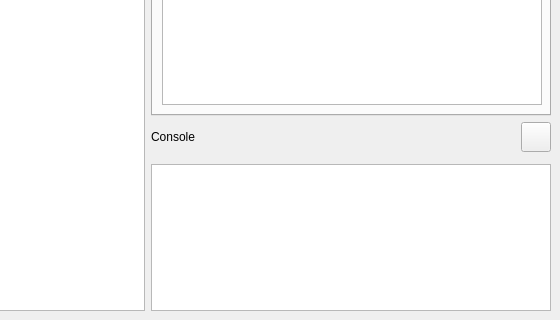
The window that src/mainwindow.ui (alankuo04/rv32I-emulator) describes before a commit, drawn with Qt 5; both pictures show x 242 to 802 and y 234 to 554 of the 802 by 554 pixel window.
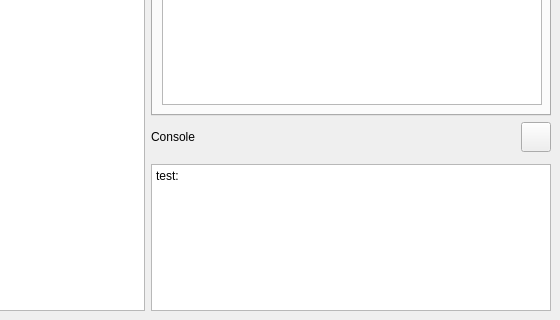
The same window after the commit. Icons and pictures are not drawn.

Commit message: add some text in console for testing

```diff
--- a/src/mainwindow.ui
+++ b/src/mainwindow.ui
@@ -227,6 +227,9 @@
         <height>150</height>
        </size>
       </property>
+      <property name="plainText">
+       <string>test: </string>
+      </property>
      </widget>
     </item>
    </layout>
```
Left out of the diff: 2 changed lines with no effect on the pictures. The commit also changes 1 other file.
